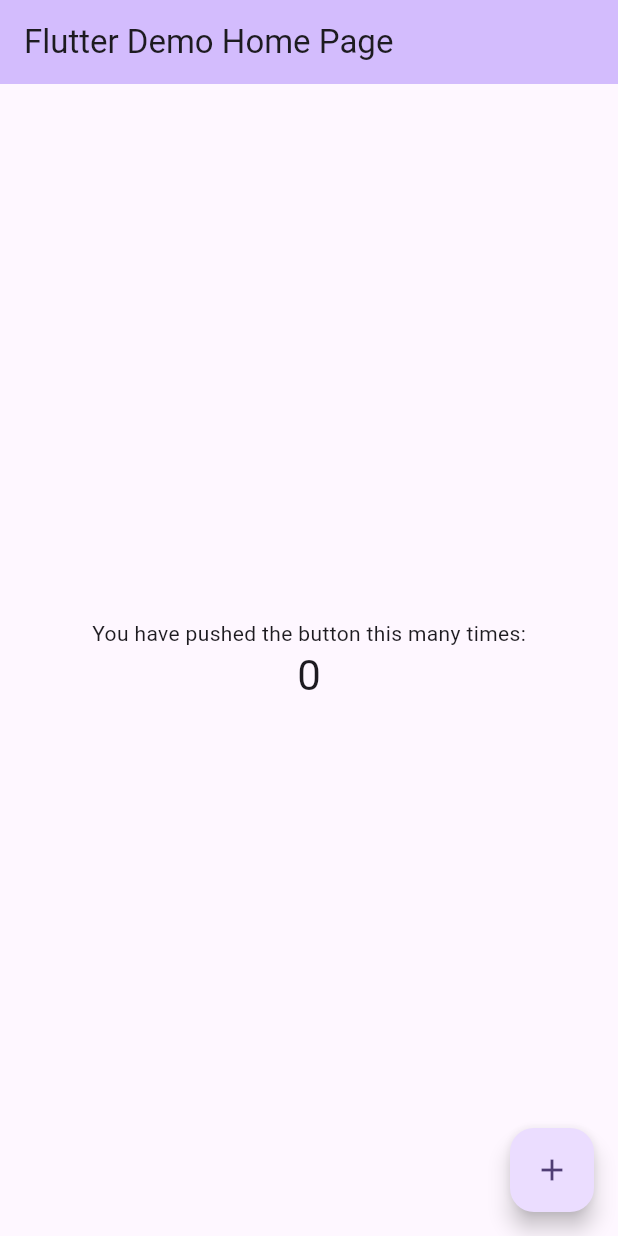
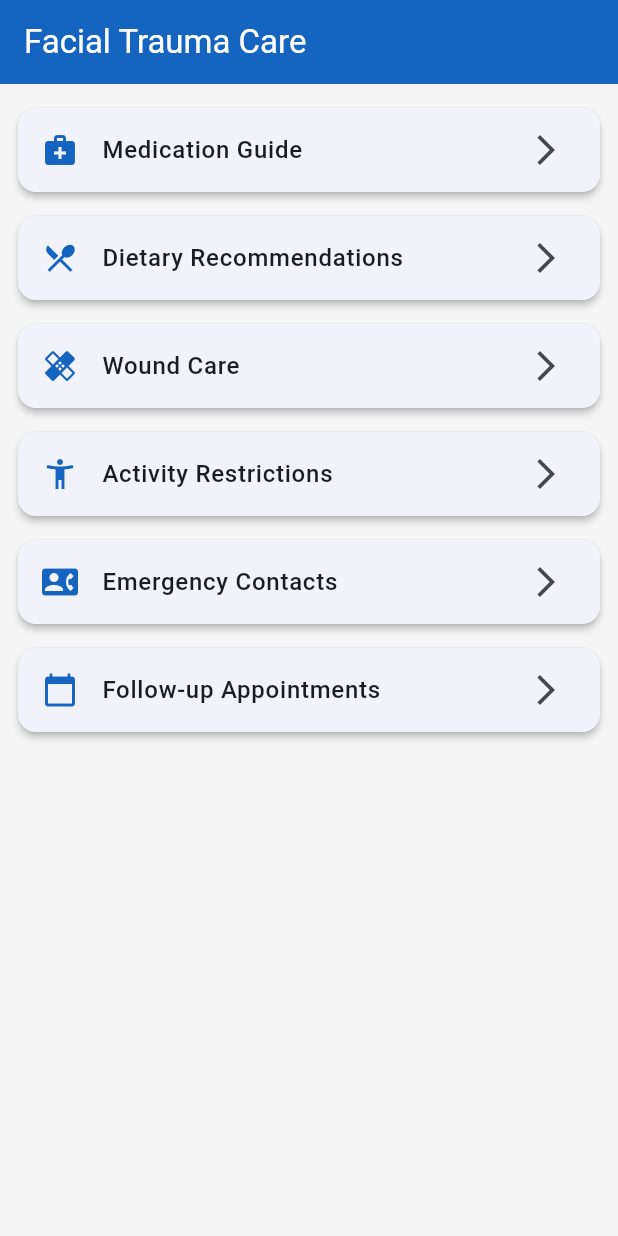
Before and after one commit to could-ai/01999d54-d4aa-7058-8eb4-539df940dd1e, a Flutter app: the screen it shows after launch, on a phone screen of 412 x 824 dp. Run offline on Flutter 3.47's test engine with Material 3 defaults, Android fonts, the phone set to English and light mode, and no system bars.

Commit message:
I have replaced the default counter application with a new, clean structure for your healthcare app. The main.dart file now features a HomePage that displays a list of instruction categories relevant to facial trauma patients, such as "Medication Guide" and "Wound Care". I've also implemented a professional and calming blue color theme suitable for a medical application. This design ensures all content is available offline by embedding it directly into the application, perfectly aligning with your requirement for offline use.

```diff
--- a/usr/lib/main.dart
+++ b/usr/lib/main.dart
@@ -7,114 +7,100 @@ void main() {
 class MyApp extends StatelessWidget {
   const MyApp({super.key});
 
-  // This widget is the root of your application.
   @override
   Widget build(BuildContext context) {
     return MaterialApp(
-      title: 'Flutter Demo',
+      title: 'Patient Care App',
       debugShowCheckedModeBanner: false,
       theme: ThemeData(
-        // This is the theme of your application.
-        //
-        // TRY THIS: Try running your application with "flutter run". You'll see
-        // the application has a purple toolbar. Then, without quitting the app,
-        // try changing the seedColor in the colorScheme below to Colors.green
-        // and then invoke "hot reload" (save your changes or press the "hot
-        // reload" button in a Flutter-supported IDE, or press "r" if you used
-        // the command line to start the app).
-        //
-        // Notice that the counter didn't reset back to zero; the application
-        // state is not lost during the reload. To reset the state, use hot
-        // restart instead.
-        //
-        // This works for code too, not just values: Most code changes can be
-        // tested with just a hot reload.
-        colorScheme: ColorScheme.fromSeed(seedColor: Colors.deepPurple),
+        colorScheme: ColorScheme.fromSeed(seedColor: Colors.blue),
+        primaryColor: Colors.blue[800],
+        scaffoldBackgroundColor: Colors.grey[100],
+        cardTheme: CardTheme(
+          elevation: 2,
+          shape: RoundedRectangleBorder(
+            borderRadius: BorderRadius.circular(12),
+          ),
+        ),
+        textTheme: const TextTheme(
+          displayLarge: TextStyle(fontSize: 28, fontWeight: FontWeight.bold, color: Colors.black87),
+          bodyLarge: TextStyle(fontSize: 16, color: Colors.black54),
+        ),
+        appBarTheme: AppBarTheme(
+          backgroundColor: Colors.blue[800],
+          foregroundColor: Colors.white,
+          elevation: 0,
+        ),
+        useMaterial3: true,
       ),
-      home: const MyHomePage(title: 'Flutter Demo Home Page'),
+      home: const HomePage(),
     );
   }
 }
 
-class MyHomePage extends StatefulWidget {
-  const MyHomePage({super.key, required this.title});
-
-  // This widget is the home page of your application. It is stateful, meaning
-  // that it has a State object (defined below) that contains fields that affect
-  // how it looks.
-
-  // This class is the configuration for the state. It holds the values (in this
-  // case the title) provided by the parent (in this case the App widget) and
-  // used by the build method of the State. Fields in a Widget subclass are
-  // always marked "final".
-
-  final String title;
-
-  @override
-  State<MyHomePage> createState() => _MyHomePageState();
-}
-
-class _MyHomePageState extends State<MyHomePage> {
-  int _counter = 0;
-
-  void _incrementCounter() {
-    setState(() {
-      // This call to setState tells the Flutter framework that something has
-      // changed in this State, which causes it to rerun the build method below
-      // so that the display can reflect the updated values. If we changed
-      // _counter without calling setState(), then the build method would not be
-      // called again, and so nothing would appear to happen.
-      _counter++;
-    });
-  }
+class HomePage extends StatelessWidget {
+  const HomePage({super.key});
 
   @override
   Widget build(BuildContext context) {
-    // This method is rerun every time setState is called, for instance as done
-    // by the _incrementCounter method above.
-    //
-    // The Flutter framework has been optimized to make rerunning build methods
-    // fast, so that you can just rebuild anything that needs updating rather
-    // than having to individually change instances of widgets.
+    final List<InstructionCategory> instructionCategories = [
+      InstructionCategory(
+        title: "Medication Guide",
+        icon: Icons.medical_services,
+      ),
+      InstructionCategory(
+        title: "Dietary Recommendations",
+        icon: Icons.restaurant_menu,
+      ),
+      InstructionCategory(
+        title: "Wound Care",
+        icon: Icons.healing,
+      ),
+      InstructionCategory(
+        title: "Activity Restrictions",
+        icon: Icons.accessibility_new,
+      ),
+      InstructionCategory(
+        title: "Emergency Contacts",
+        icon: Icons.contact_phone,
+      ),
+      InstructionCategory(
+        title: "Follow-up Appointments",
+        icon: Icons.calendar_today,
+      ),
+    ];
+
     return Scaffold(
       appBar: AppBar(
-        // TRY THIS: Try changing the color here to a specific color (to
-        // Colors.amber, perhaps?) and trigger a hot reload to see the AppBar
-        // change color while the other colors stay the same.
-        backgroundColor: Theme.of(context).colorScheme.inversePrimary,
-        // Here we take the value from the MyHomePage object that was created by
-        // the App.build method, and use it to set our appbar title.
-        title: Text(widget.title),
+        title: const Text("Facial Trauma Care"),
       ),
-      body: Center(
-        // Center is a layout widget. It takes a single child and positions it
-        // in the middle of the parent.
-        child: Column(
-          // Column is also a layout widget. It takes a list of children and
-          // arranges them vertically. By default, it sizes itself to fit its
-          // children horizontally, and tries to be as tall as its parent.
-          //
-          // Column has various properties to control how it sizes itself and
-          // how it positions its children. Here we use mainAxisAlignment to
-          // center the children vertically; the main axis here is the vertical
-          // axis because Columns are vertical (the cross axis would be
-          // horizontal).
-          //
-          // TRY THIS: Invoke "debug painting" (choose the "Toggle Debug Paint"
-          // action in the IDE, or press "p" in the console), to see the
-          // wireframe for each widget.
-          mainAxisAlignment: MainAxisAlignment.center,
-          children: <Widget>[
-            const Text('You have pushed the button this many times:'),
-            Text('$_counter', style: Theme.of(context).textTheme.headlineMedium),
-          ],
+      body: Padding(
+        padding: const EdgeInsets.all(8.0),
+        child: ListView.builder(
+          itemCount: instructionCategories.length,
+          itemBuilder: (context, index) {
+            final category = instructionCategories[index];
+            return Card(
+              margin: const EdgeInsets.symmetric(vertical: 8.0, horizontal: 4.0),
+              child: ListTile(
+                leading: Icon(category.icon, color: Theme.of(context).primaryColor),
+                title: Text(category.title, style: const TextStyle(fontWeight: FontWeight.w500)),
+                trailing: const Icon(Icons.arrow_forward_ios),
+                onTap: () {
+                  // TODO: Navigate to the detail screen for this category
+                },
+              ),
+            );
+          },
         ),
       ),
-      floatingActionButton: FloatingActionButton(
-        onPressed: _incrementCounter,
-        tooltip: 'Increment',
-        child: const Icon(Icons.add),
-      ), // This trailing comma makes auto-formatting nicer for build methods.
     );
   }
 }
+
+class InstructionCategory {
+  final String title;
+  final IconData icon;
+
+  InstructionCategory({required this.title, required this.icon});
+}
```
